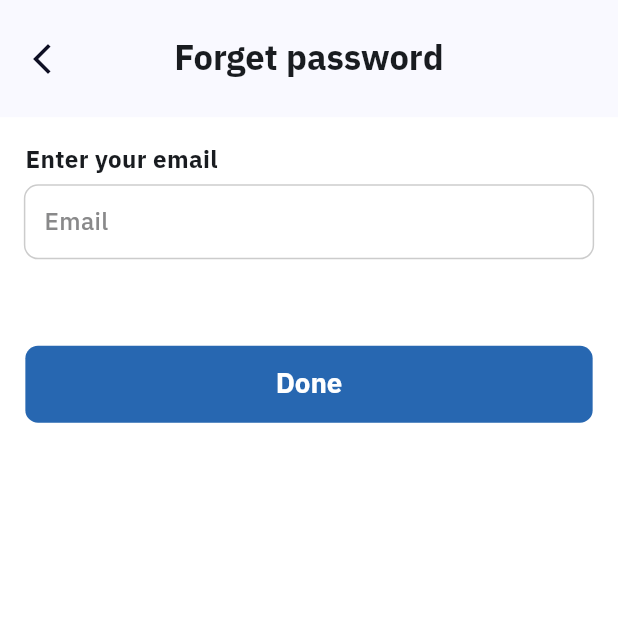
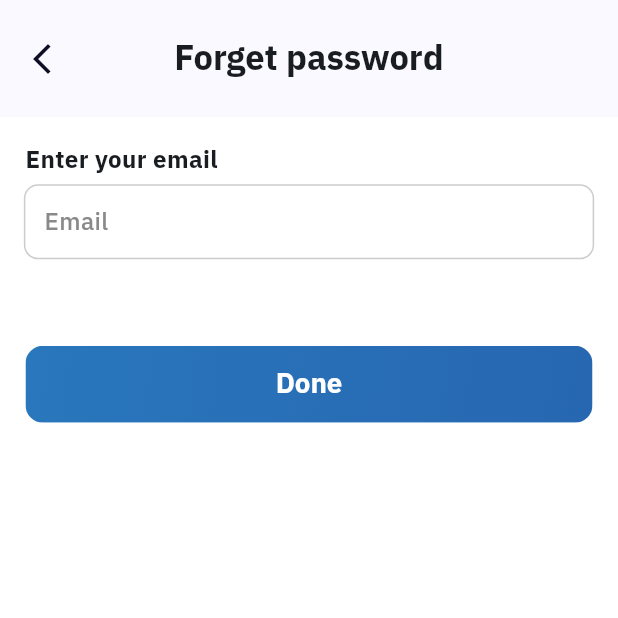
Before and after one commit to AhmadMahdaly/YourSales, a Flutter app: the ForgotPasswordView screen opened by its route, on a phone screen of 412 x 824 dp, the top half of it. Run offline on Flutter 3.47's test engine with Material 3 defaults, Android fonts, the phone set to English and light mode, and no system bars; our stand-ins replace bloc, dio, equatable, flutter_bloc, flutter_secure_storage, flutter_spinkit and 7 more; accounts and stored records are empty.

Commit message:
Create mainLayout_taps

```diff
--- a/lib/core/constants.dart
+++ b/lib/core/constants.dart
@@ -6,3 +6,12 @@ String? userToken;
 final navigatorKey = GlobalKey<NavigatorState>();
 const kPrimaryFont = 'IBMPlexSansArabic';
 final double kRadus = 8.r;
+const LinearGradient appGradient = LinearGradient(
+  begin: Alignment.topLeft,
+  end: Alignment.bottomRight,
+  colors: [
+    Color(0xFF2977BC), // #2977BC
+    Color(0xFF2767B1), // #2767B1
+  ],
+  stops: [0.0, 1.0],
+);
--- a/lib/core/localization/app_ar.arb
+++ b/lib/core/localization/app_ar.arb
@@ -17,6 +17,9 @@
       "email":"البريد الإلكتروني",
     "home":"الرئيسية",
   "enterYourEmail": "أدخل بريدك الإلكتروني",
+    "orders": "الطلبات",
+  "wallet": "المحفظة",
+  "account": "الحساب",
 
 
 
--- a/lib/core/localization/app_en.arb
+++ b/lib/core/localization/app_en.arb
@@ -16,7 +16,9 @@
     "password":"Password",
     "email":"Email",
     "home":"Home",
-      "enterYourEmail": "Enter your email",
+      "enterYourEmail": "Enter your email",  "orders": "Orders",
+  "wallet": "Wallet",
+  "account": "Account",
 
 
 
--- a/lib/core/localization/s.dart
+++ b/lib/core/localization/s.dart
@@ -204,6 +204,24 @@ abstract class S {
   /// In en, this message translates to:
   /// **'Enter your email'**
   String get enterYourEmail;
+
+  /// No description provided for @orders.
+  ///
+  /// In en, this message translates to:
+  /// **'Orders'**
+  String get orders;
+
+  /// No description provided for @wallet.
+  ///
+  /// In en, this message translates to:
+  /// **'Wallet'**
+  String get wallet;
+
+  /// No description provided for @account.
+  ///
+  /// In en, this message translates to:
+  /// **'Account'**
+  String get account;
 
   /// No description provided for @exploreOurWork.
   ///
--- a/lib/core/shared_widgets/custom_primary_button.dart
+++ b/lib/core/shared_widgets/custom_primary_button.dart
@@ -20,7 +20,15 @@ class CustomPrimaryButton extends StatelessWidget {
       child: TextButton(
         onPressed: onPressed,
         style: ButtonStyle(
-          backgroundColor: WidgetStateProperty.all(AppColors.primaryColor),
+          backgroundBuilder: (context, states, child) {
+            return Ink(
+              decoration: BoxDecoration(
+                gradient: appGradient,
+                borderRadius: BorderRadius.circular(12),
+              ),
+              child: child,
+            );
+          },
           tapTargetSize: MaterialTapTargetSize.shrinkWrap,
           minimumSize: WidgetStateProperty.all(
             Size(width ?? double.infinity, 52.h),
--- a/lib/features/main_layout/data/models/tab_item_model.dart
+++ b/lib/features/main_layout/data/models/tab_item_model.dart
@@ -7,6 +7,6 @@ class TabItemModel {
     required this.page,
   });
   final String label;
-  final IconData icon;
+  final String icon;
   final Widget page;
 }
--- a/pubspec.yaml
+++ b/pubspec.yaml
@@ -40,6 +40,7 @@ flutter:
 
   assets:
     - assets/images/png/
+    - assets/images/svg/
 
   fonts:
     - family: IBMPlexSansArabic
```
Also changed, not shown: lib/core/localization/s_ar.dart (+9 -0 lines), lib/core/localization/s_en.dart (+9 -0 lines), lib/features/main_layout/presentation/views/main_layout_view.dart (+31 -75 lines).
